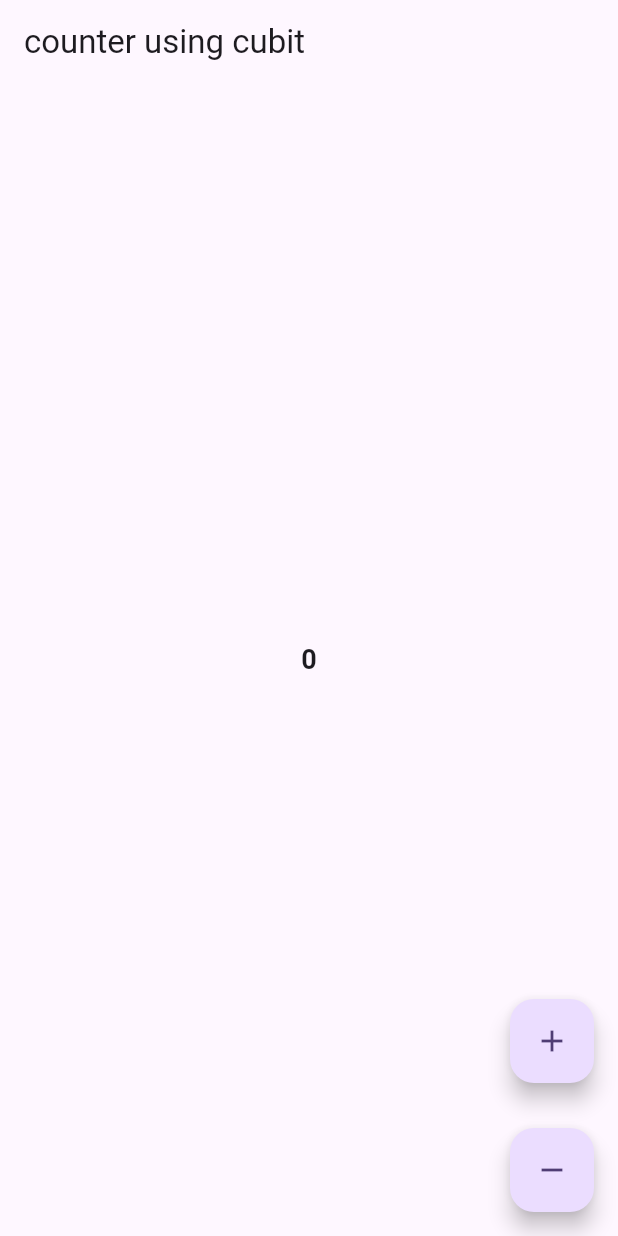
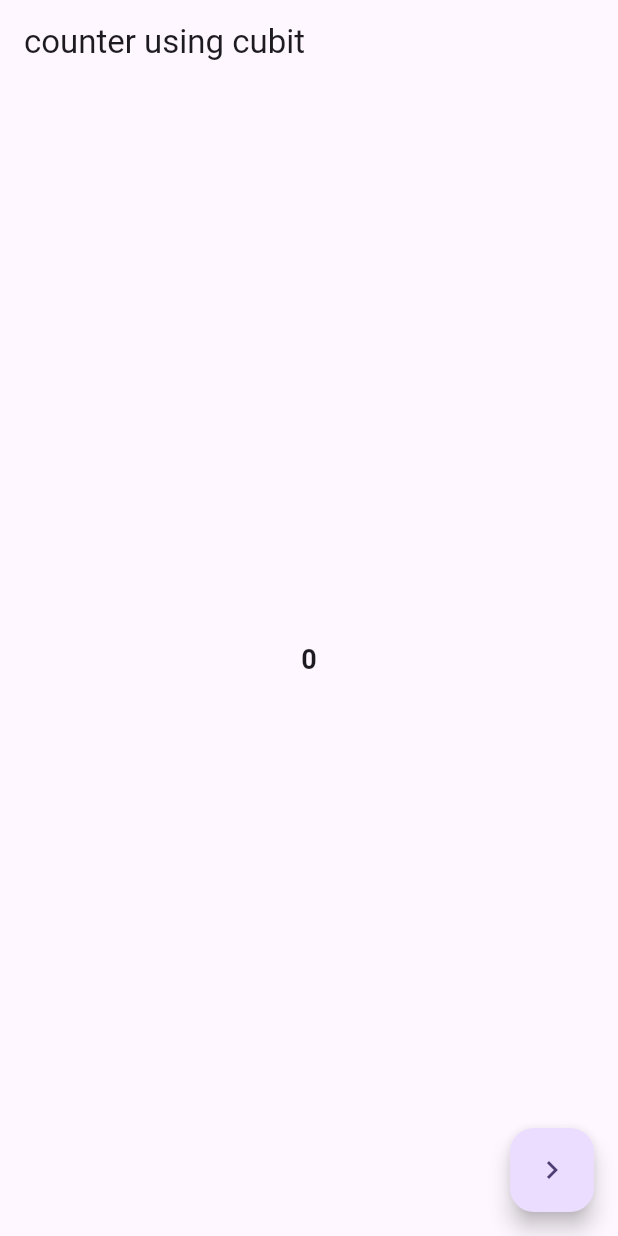
Before and after one commit to suraj-khot-19/BLoC_Flutter, a Flutter app: the screen it shows after launch, on a phone screen of 412 x 824 dp. Run offline on Flutter 3.47's test engine with Material 3 defaults, Android fonts, the phone set to English and light mode, and no system bars; our stand-ins replace flutter_bloc.

Commit message:
using bloc provider and with different files

```diff
--- a/bloc_pro/lib/cubit/home_using_cubit.dart
+++ b/bloc_pro/lib/cubit/home_using_cubit.dart
@@ -1,21 +1,13 @@
 import 'package:bloc_pro/cubit/counter_cubit.dart';
+import 'package:bloc_pro/cubit/using_diff_file.dart';
 import 'package:flutter/material.dart';
 import 'package:flutter_bloc/flutter_bloc.dart';
 
-class HomeUsingCubit extends StatefulWidget {
+class HomeUsingCubit extends StatelessWidget {
   const HomeUsingCubit({super.key});
-
-  @override
-  State<HomeUsingCubit> createState() => _HomeUsingCubitState();
-}
-
-class _HomeUsingCubitState extends State<HomeUsingCubit> {
-  //creating instance of the class
-  final counterCubit = CounterCubit();
   @override
   Widget build(BuildContext context) {
-    //using a instance every time when UI re-builds.
-    // final counter = counterCubit.state;
+    final counterCubit = BlocProvider.of<CounterCubit>(context);
     debugPrint("build method is called");
     return Scaffold(
       appBar: AppBar(
@@ -33,27 +25,18 @@ class _HomeUsingCubitState extends State<HomeUsingCubit> {
                 fontWeight: FontWeight.bold,
               ),
             );
-            }),
+          },
         ),
-      floatingActionButton: Column(
-        mainAxisAlignment: MainAxisAlignment.end,
-        children: [
-          FloatingActionButton(
+      ),
+      floatingActionButton: FloatingActionButton(
+        child: const Icon(Icons.navigate_next),
         onPressed: () {
-              counterCubit.increment();
+          Navigator.of(context).push(
+            MaterialPageRoute(
+              builder: (context) => const UsingDiffFile(),
+            ),
+          );
         },
-            child: const Icon(Icons.add),
-          ),
-          const SizedBox(
-            height: 30,
-          ),
-          FloatingActionButton(
-            onPressed: () {
-              counterCubit.decrement();
-            },
-            child: const Icon(Icons.remove),
-          ),
-        ],
       ),
     );
   }
--- a/bloc_pro/lib/main.dart
+++ b/bloc_pro/lib/main.dart
@@ -1,5 +1,7 @@
+import 'package:bloc_pro/cubit/counter_cubit.dart';
 import 'package:bloc_pro/cubit/home_using_cubit.dart';
 import 'package:flutter/material.dart';
+import 'package:flutter_bloc/flutter_bloc.dart';
 
 void main() {
   runApp(const MyApp());
@@ -9,7 +11,15 @@ class MyApp extends StatelessWidget {
   const MyApp({super.key});
   @override
   Widget build(BuildContext context) {
-    return MaterialApp(
+    /*
+    Takes a [Create] function that is responsible for creating the [Bloc] or [Cubit]
+    and a [child] which will have access to the instance via BlocProvider.of(context).
+    It is used as a dependency injection (DI) widget so that a single instance of
+    a [Bloc] or [Cubit] can be provided to multiple widgets within a subtree.
+     */
+    return BlocProvider(
+      create: (_) => CounterCubit(),
+      child: MaterialApp(
         title: 'Flutter Demo',
         theme: ThemeData(
           colorScheme: ColorScheme.fromSeed(seedColor: Colors.deepPurple),
@@ -17,53 +27,6 @@ class MyApp extends StatelessWidget {
         ),
         // home: const MyHomePage(title: 'Flutter Demo Home Page'),
         home: const HomeUsingCubit(),
-    );
-  }
-}
-
-class MyHomePage extends StatefulWidget {
-  const MyHomePage({super.key, required this.title});
-
-  final String title;
-
-  @override
-  State<MyHomePage> createState() => _MyHomePageState();
-}
-
-class _MyHomePageState extends State<MyHomePage> {
-  int _counter = 0;
-
-  void _incrementCounter() {
-    setState(() {
-      _counter++;
-    });
-  }
-
-  @override
-  Widget build(BuildContext context) {
-    return Scaffold(
-      appBar: AppBar(
-        backgroundColor: Theme.of(context).colorScheme.inversePrimary,
-        title: Text(widget.title),
-      ),
-      body: Center(
-        child: Column(
-          mainAxisAlignment: MainAxisAlignment.center,
-          children: <Widget>[
-            const Text(
-              'You have pushed the button this many times:',
-            ),
-            Text(
-              '$_counter',
-              style: Theme.of(context).textTheme.headlineMedium,
-            ),
-          ],
-        ),
-      ),
-      floatingActionButton: FloatingActionButton(
-        onPressed: _incrementCounter,
-        tooltip: 'Increment',
-        child: const Icon(Icons.add),
       ),
     );
   }
```
Also changed, not shown: bloc_pro/lib/cubit/counter_cubit.dart (+20 -0 lines), bloc_pro/lib/cubit/using_diff_file.dart (added, +32 -0 lines), bloc_pro/lib/my_home_page.dart (added, +49 -0 lines), 3 other files. Lines whose indentation alone changed are shown as unchanged.
